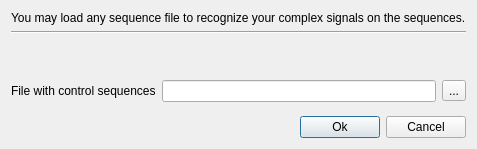
This is src/plugins/expert_discovery/src/ui/ExpertDiscoveryControlDialog.ui in violethaze74/ugene as Qt 5 draws it before an edit. The edited form follows.
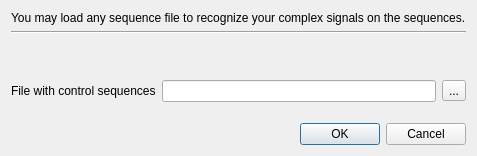
This is the edited form. Icons and pictures are not drawn.

Commit message: Help system for all dialogs, UI improvements for all dialogs.

The edit to the form file:
```diff
--- a/src/plugins/expert_discovery/src/ui/ExpertDiscoveryControlDialog.ui
+++ b/src/plugins/expert_discovery/src/ui/ExpertDiscoveryControlDialog.ui
@@ -10,7 +10,7 @@
     <x>0</x>
     <y>0</y>
     <width>426</width>
-    <height>149</height>
+    <height>156</height>
    </rect>
   </property>
   <property name="sizePolicy">
@@ -92,38 +92,11 @@
     </spacer>
    </item>
    <item>
-    <layout class="QHBoxLayout" name="horizontalLayout">
-     <item>
-      <spacer name="horizontalSpacer_1">
-       <property name="orientation">
-        <enum>Qt::Horizontal</enum>
-       </property>
-       <property name="sizeHint" stdset="0">
-        <size>
-         <width>40</width>
-         <height>20</height>
-        </size>
-       </property>
-      </spacer>
-     </item>
-     <item>
-      <widget class="QPushButton" name="startButton">
-       <property name="text">
-        <string>Ok</string>
-       </property>
-       <property name="default">
-        <bool>true</bool>
-       </property>
-      </widget>
-     </item>
-     <item>
-      <widget class="QPushButton" name="cancelButton">
-       <property name="text">
-        <string>Cancel</string>
-       </property>
-      </widget>
-     </item>
-    </layout>
+    <widget class="QDialogButtonBox" name="buttonBox">
+     <property name="standardButtons">
+      <set>QDialogButtonBox::Cancel|QDialogButtonBox::Ok</set>
+     </property>
+    </widget>
    </item>
   </layout>
  </widget>
```
Left out of the diff: 26 changed lines with no effect on the pictures. The commit also changes 309 other files.
